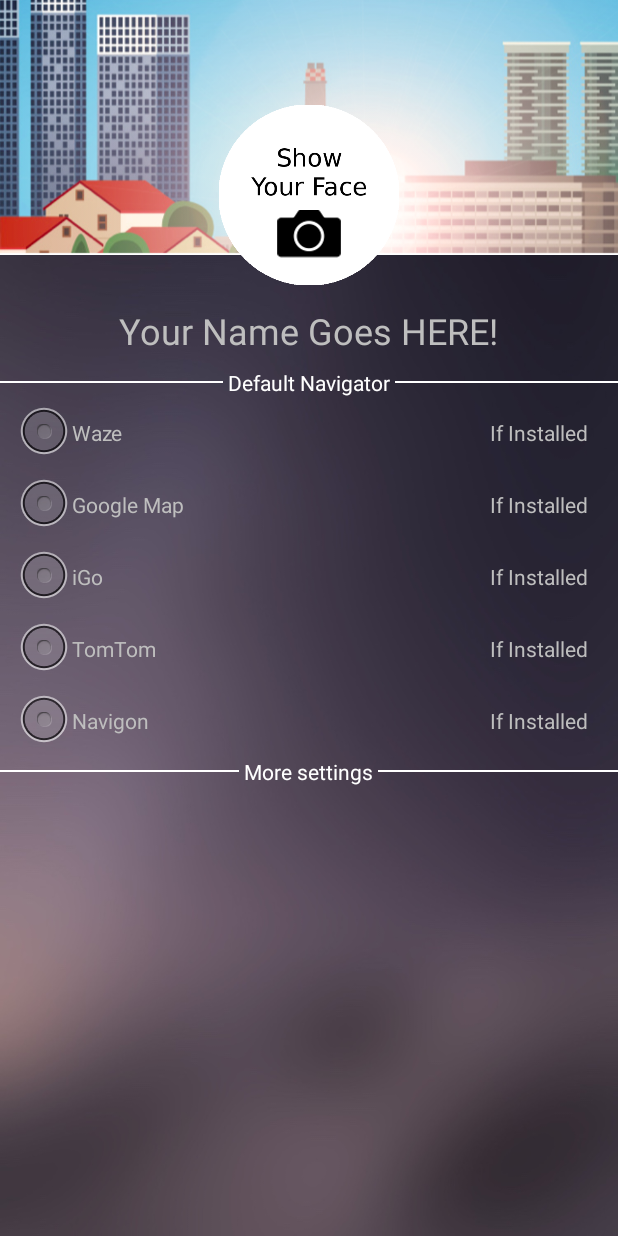
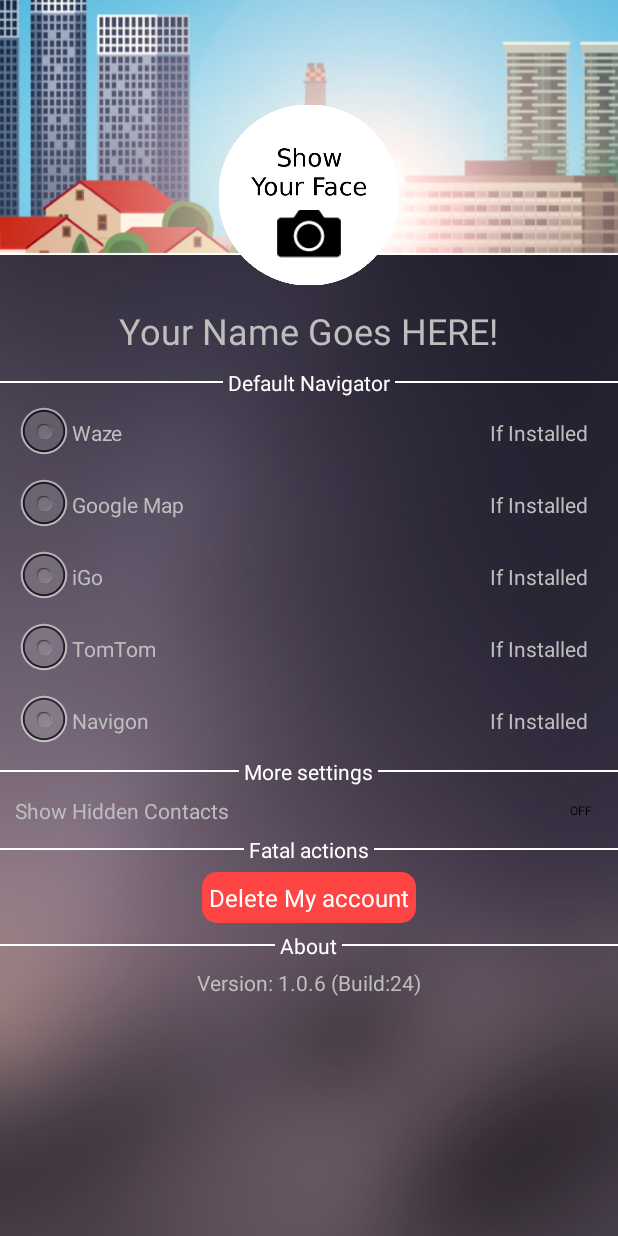
Before and after one commit to dallade/lesswalk, an Android app: the LesswalkSettings screen opened directly, with no data from a screen before it, on a phone screen of 412 x 824 dp. Run offline under Robolectric (Android 15) with nearby library versions, the phone set to English and light mode, and no system bars.

Commit message:
added setting xml and basic objects

```diff
--- a/app/src/main/java/com/lesswalk/views/SettingsNavigationItem.java
+++ b/app/src/main/java/com/lesswalk/views/SettingsNavigationItem.java
@@ -39,12 +39,14 @@
             description = a.getString(R.styleable.SettingsNavigationItem_android_description);
 
             a.recycle();
+        }
 
-            RelativeLayout navigationItem = null;
+        setItem();
+    }
 
-            removeAllViews();
-
-            navigationItem = (RelativeLayout) ((LayoutInflater) getContext().getSystemService(Context.LAYOUT_INFLATER_SERVICE)).inflate(R.layout.settings_navigation_item, null);
+    private void setItem()
+    {
+        RelativeLayout navigationItem = (RelativeLayout) ((LayoutInflater) getContext().getSystemService(Context.LAYOUT_INFLATER_SERVICE)).inflate(R.layout.settings_navigation_item, null);
 
         if(navigationItem != null)
         {
@@ -55,20 +57,7 @@
             if(textTV != null)
             {
                 textTV.setText("" + text);
-
-                    Log.d("elazarkin9", "SettingsNavigationItem contructor textTV != null, text = " + text);
-                }
-                else Log.d("elazarkin9", "SettingsNavigationItem contructor textTV = null");
-
-                navigationItem.setVisibility(VISIBLE);
-                navigationItem.bringToFront();
-            }
-            else
-            {
-                Log.d("elazarkin9", "SettingsNavigationItem contructor navigationItem = null");
-            }
-
-            Log.d("elazarkin9", "SettingsNavigationItem constructor! text = " + text);
             }
         }
     }
+}
--- /dev/null
+++ b/app/src/main/java/com/lesswalk/views/SettingsOnOffItem.java
@@ -0,0 +1,61 @@
+package com.lesswalk.views;
+
+import android.content.Context;
+import android.content.res.TypedArray;
+import android.graphics.Color;
+import android.support.annotation.Nullable;
+import android.util.AttributeSet;
+import android.util.Log;
+import android.view.LayoutInflater;
+import android.view.ViewGroup;
+import android.widget.LinearLayout;
+import android.widget.RelativeLayout;
+import android.widget.TextView;
+
+import com.lesswalk.R;
+
+/**
+ * Created by elazarkin on 5/16/17.
+ */
+
+public class SettingsOnOffItem extends LinearLayout
+{
+    private String  text        = null;
+    private String  description = null;
+    private int     textColor   = Color.BLACK;
+
+    public SettingsOnOffItem(Context context, @Nullable AttributeSet attrs)
+    {
+        super(context, attrs);
+
+        if(attrs != null)
+        {
+            TypedArray a = getContext().obtainStyledAttributes(attrs, R.styleable.SettingsOnOffItem);
+
+            text = a.getString(R.styleable.SettingsOnOffItem_android_text);
+            textColor = a.getColor(R.styleable.SettingsOnOffItem_android_textColor, Color.WHITE);
+
+            Log.d("elazarkin9", "SettingsOnOffItem contsructor text=" + text);
+
+            a.recycle();
+        }
+        setItem();
+    }
+
+    private void setItem()
+    {
+        RelativeLayout item = (RelativeLayout) ((LayoutInflater) getContext().getSystemService(Context.LAYOUT_INFLATER_SERVICE)).inflate(R.layout.settings_on_off_item, null);
+
+        if(item != null)
+        {
+            TextView textTV = (TextView) (item.findViewById(R.id.settings_on_off_text));
+
+            addView(item, new LinearLayout.LayoutParams(ViewGroup.LayoutParams.MATCH_PARENT, ViewGroup.LayoutParams.WRAP_CONTENT));
+
+            if(textTV != null)
+            {
+                textTV.setText("" + text);
+            }
+        }
+    }
+}
--- /dev/null
+++ b/app/src/main/res/drawable/rounded_red.xml
@@ -0,0 +1,22 @@
+<?xml version="1.0" encoding="utf-8"?>
+<shape xmlns:android="http://schemas.android.com/apk/res/android"
+    android:shape="rectangle"
+    >
+
+    <padding
+        android:left="5dp"
+        android:top="6dp"
+        android:right="5dp"
+        android:bottom="6dp" />
+
+    <solid
+        android:color="@android:color/holo_red_light"
+        />
+
+    <corners android:radius="5dp"
+        android:topLeftRadius="10dp"
+        android:topRightRadius="10dp"
+        android:bottomLeftRadius="10dp"
+        android:bottomRightRadius="10dp" />
+
+</shape>
--- a/app/src/main/res/layout/activity_lesswalk_settings.xml
+++ b/app/src/main/res/layout/activity_lesswalk_settings.xml
@@ -139,6 +139,110 @@
                     android:background="#FFFFFF" />
             </RelativeLayout>
 
+            <View
+                android:layout_width="match_parent"
+                android:layout_height="5dp"/>
+
+            <com.lesswalk.views.SettingsOnOffItem
+                android:layout_width="match_parent"
+                android:layout_height="wrap_content"
+                android:text="Show Hidden Contacts"
+                />
+
+            <View
+                android:layout_width="match_parent"
+                android:layout_height="5dp"/>
+
+            <RelativeLayout
+                android:layout_width="match_parent"
+                android:layout_height="0dp"
+                android:layout_weight="2"
+                android:layout_centerVertical="true"
+                android:orientation="horizontal" >
+
+                <TextView
+                    android:id="@+id/setting_navigation_title3"
+                    android:layout_width="wrap_content"
+                    android:layout_height="wrap_content"
+                    android:layout_centerInParent="true"
+                    android:text=" Fatal actions "
+                    android:textColor="#FFFFFF" />
+
+                <View
+                    android:layout_width="match_parent"
+                    android:layout_height="1dp"
+                    android:layout_centerVertical="true"
+                    android:layout_toStartOf="@id/setting_navigation_title3"
+                    android:background="#FFFFFF" />
+
+                <View
+                    android:layout_width="match_parent"
+                    android:layout_height="1dp"
+                    android:layout_centerVertical="true"
+                    android:layout_toEndOf="@id/setting_navigation_title3"
+                    android:background="#FFFFFF" />
+            </RelativeLayout>
+
+            <View
+                android:layout_width="match_parent"
+                android:layout_height="5dp"/>
+
+            <Button
+                android:layout_width="wrap_content"
+                android:layout_height="wrap_content"
+                android:text="Delete My account"
+                android:background="@drawable/rounded_red"
+                android:textSize="16sp"
+                android:textColor="@android:color/white"
+                />
+
+            <View
+                android:layout_width="match_parent"
+                android:layout_height="5dp"/>
+
+            <RelativeLayout
+                android:layout_width="match_parent"
+                android:layout_height="0dp"
+                android:layout_weight="2"
+                android:layout_centerVertical="true"
+                android:orientation="horizontal" >
+
+                <TextView
+                    android:id="@+id/setting_navigation_title4"
+                    android:layout_width="wrap_content"
+                    android:layout_height="wrap_content"
+                    android:layout_centerInParent="true"
+                    android:text=" About "
+                    android:textColor="#FFFFFF" />
+
+                <View
+                    android:layout_width="match_parent"
+                    android:layout_height="1dp"
+                    android:layout_centerVertical="true"
+                    android:layout_toStartOf="@id/setting_navigation_title4"
+                    android:background="#FFFFFF" />
+
+                <View
+                    android:layout_width="match_parent"
+                    android:layout_height="1dp"
+                    android:layout_centerVertical="true"
+                    android:layout_toEndOf="@id/setting_navigation_title4"
+                    android:background="#FFFFFF" />
+            </RelativeLayout>
+
+            <View
+                android:layout_width="match_parent"
+                android:layout_height="5dp"/>
+
+            <TextView
+                android:layout_width="wrap_content"
+                android:layout_height="wrap_content"
+                android:text="Version: 1.0.6 (Build:24)"/>
+
+            <View
+                android:layout_width="match_parent"
+                android:layout_height="10dp"/>
+
         </LinearLayout>
 
     </ScrollView>
--- /dev/null
+++ b/app/src/main/res/layout/settings_on_off_item.xml
@@ -0,0 +1,22 @@
+<?xml version="1.0" encoding="utf-8"?>
+<RelativeLayout xmlns:android="http://schemas.android.com/apk/res/android"
+              android:orientation="horizontal"
+              android:layout_width="match_parent"
+              android:layout_height="wrap_content">
+
+    <TextView
+        android:id="@+id/settings_on_off_text"
+        android:layout_width="wrap_content"
+        android:layout_height="wrap_content"
+        android:layout_centerVertical="true"
+        android:layout_marginStart="10dp"
+        />
+
+    <Switch
+        android:id="@+id/settings_on_off_switch"
+        android:layout_width="wrap_content"
+        android:layout_height="wrap_content"
+        android:layout_centerVertical="true"
+        android:layout_alignParentEnd="true"
+        android:layout_marginEnd="10dp"/>
+</RelativeLayout>
--- a/app/src/main/res/values/attrs.xml
+++ b/app/src/main/res/values/attrs.xml
@@ -25,4 +25,9 @@
         <attr name="android:description"/>
     </declare-styleable>
 
+    <declare-styleable name="SettingsOnOffItem">
+        <attr name="android:text"/>
+        <attr name="android:textColor"/>
+    </declare-styleable>
+
 </resources>
--- a/build.gradle
+++ b/build.gradle
@@ -4,7 +4,7 @@
         jcenter()
     }
     dependencies {
-        classpath 'com.android.tools.build:gradle:2.3.1'
+        classpath 'com.android.tools.build:gradle:2.3.2'
     }
 }
 
```
Lines whose indentation alone changed are shown as unchanged.
